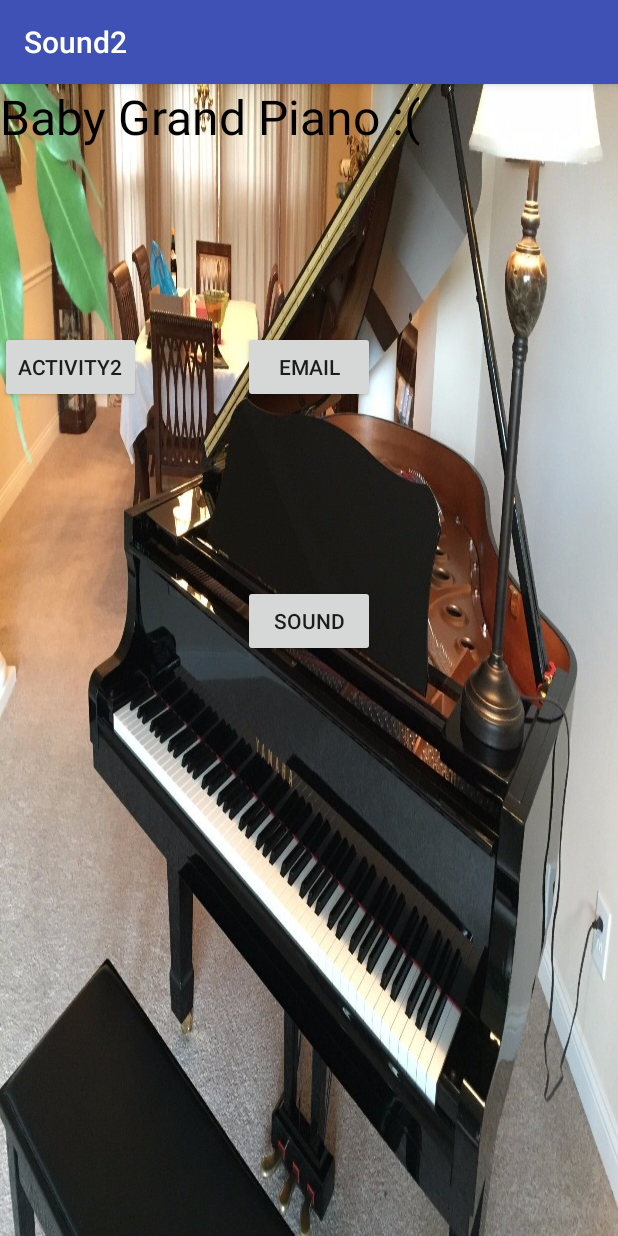
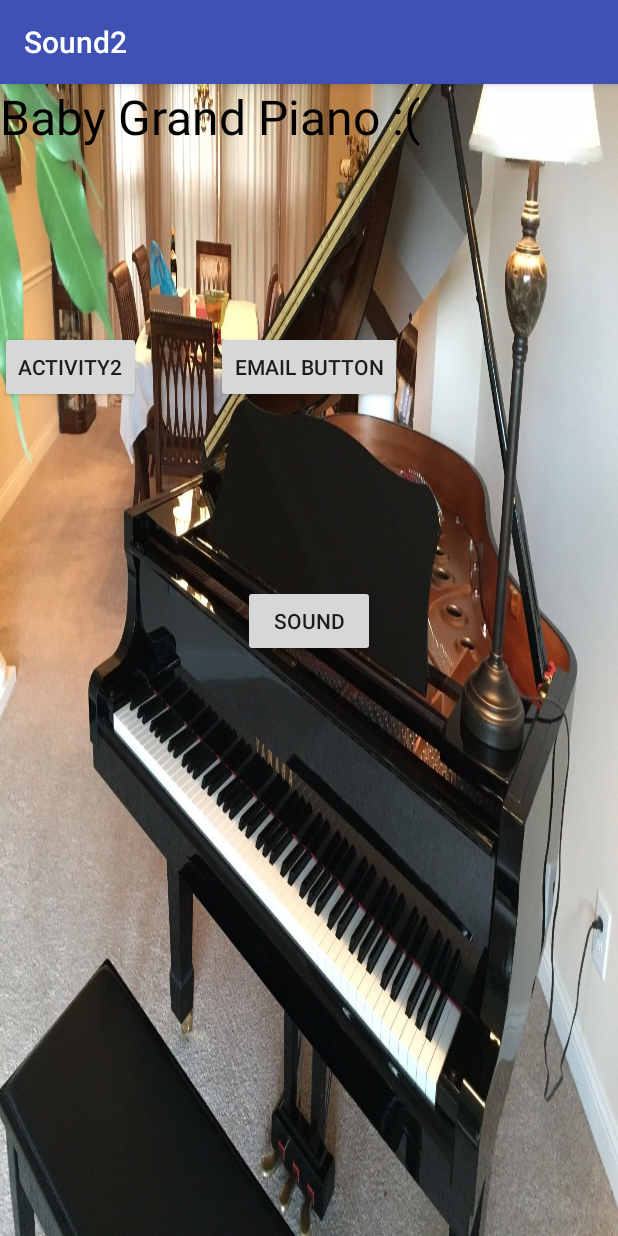
Before and after one commit to sjoppel/Sound2, an Android app: the screen it shows after launch (MainActivity), on a phone screen of 412 x 824 dp. Run offline under Robolectric (Android 15) with nearby library versions, the phone set to English and light mode, and no system bars.

Commit message:
Changed text Email to Email Button

```diff
--- a/app/src/main/res/layout/activity_main.xml
+++ b/app/src/main/res/layout/activity_main.xml
@@ -38,7 +38,7 @@
         android:layout_centerHorizontal="true"
         android:layout_centerVertical="true"
         android:layout_marginTop="121dp"
-        android:text="Email"
+        android:text="Email Button"
         android:onClick="email" />
 
     <Button
```
